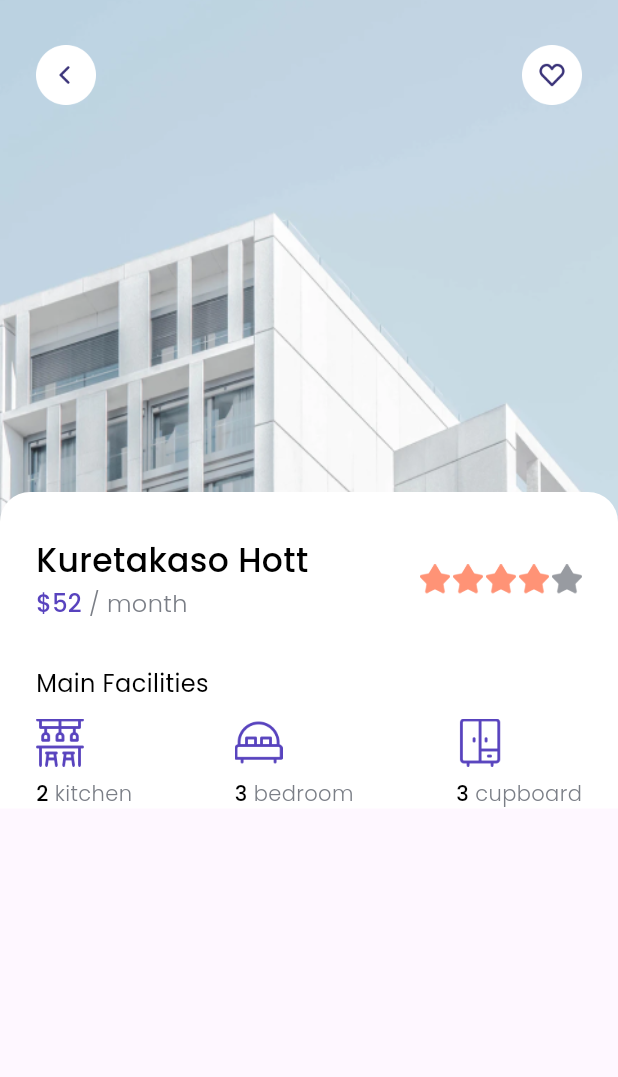
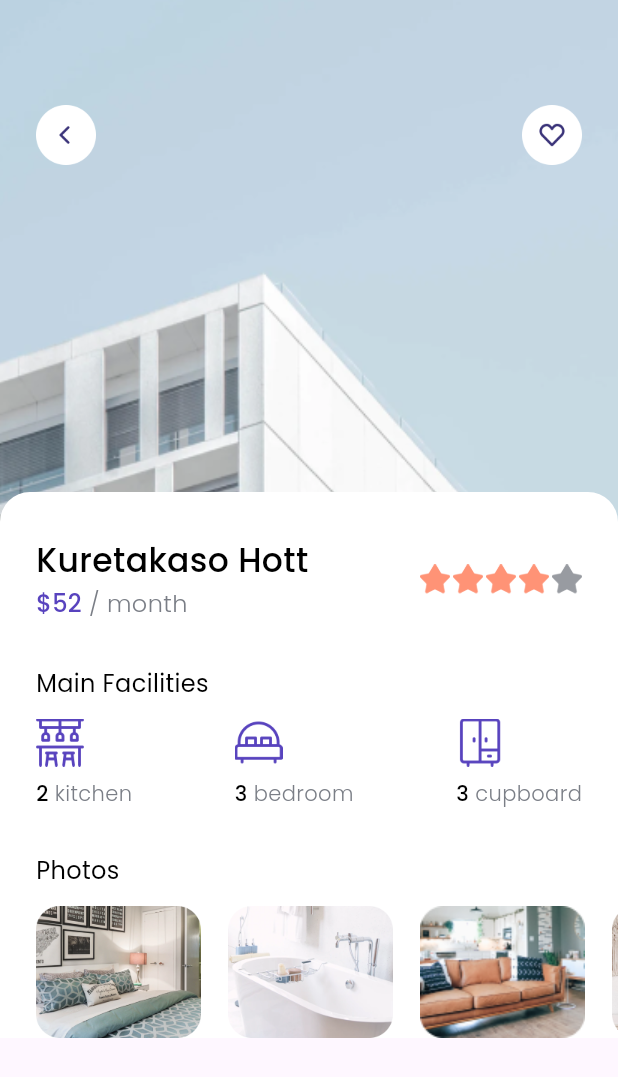
Before and after one commit to sandilokaa/cozy_flutter, a Flutter app: the HomePage screen opened directly, after a tap on an icon or button, on a phone screen of 412 x 824 dp. Shown: the top 1077 px of the screen. Run offline on Flutter 3.47's test engine with Material 3 defaults, Android fonts, the phone set to English and light mode, and no system bars; our stand-ins replace google_fonts.

Commit message:
chore: update feature

```diff
--- /dev/null
+++ b/lib/data/dummy_city.dart
@@ -0,0 +1,22 @@
+import 'package:cozy_flutter/models/city.dart';
+
+final List<City> dummyCities = [
+  City(
+    id: 1,
+    name: 'Jakarta',
+    imageUrl: 'assets/city_one.png',
+    isPopular: false,
+  ),
+  City(
+    id: 2,
+    name: 'Surabaya',
+    imageUrl: 'assets/city_two.png',
+    isPopular: true,
+  ),
+  City(
+    id: 3,
+    name: 'Semarang',
+    imageUrl: 'assets/city_three.png',
+    isPopular: false,
+  ),
+];
--- /dev/null
+++ b/lib/data/dummy_space.dart
@@ -0,0 +1,31 @@
+import 'package:cozy_flutter/models/space.dart';
+
+final List<Space> dummySpaces = [
+  Space(
+    id: 1,
+    name: 'Kretakeso Hott',
+    imageUrl: 'assets/space_one.png',
+    price: 250,
+    city: 'Jakarta',
+    country: 'Indonesia',
+    rating: 4,
+  ),
+  Space(
+    id: 2,
+    name: 'Urban Space Hub',
+    imageUrl: 'assets/space_two.png',
+    price: 180,
+    city: 'Bandung',
+    country: 'Indonesia',
+    rating: 4,
+  ),
+  Space(
+    id: 3,
+    name: 'Ocean View',
+    imageUrl: 'assets/space_three.png',
+    price: 320,
+    city: 'Denpasar',
+    country: 'Indonesia',
+    rating: 4,
+  ),
+];
--- /dev/null
+++ b/lib/data/dummy_tips.dart
@@ -0,0 +1,16 @@
+import 'package:cozy_flutter/models/tips.dart';
+
+final List<Tips> dummyTips = [
+  Tips(
+    id: 1,
+    name: 'City Guidlines',
+    imageUrl: 'assets/cg_icon.png',
+    updatedAT: '20 Apr',
+  ),
+  Tips(
+    id: 2,
+    name: 'Jakarta Fairship',
+    imageUrl: 'assets/jf_icon.png',
+    updatedAT: '11 Dec',
+  ),
+];
--- a/lib/models/city.dart
+++ b/lib/models/city.dart
@@ -11,24 +11,3 @@ class City {
     required this.isPopular,
   });
 }
-
-final cityLists = [
-  City(
-    id: 1,
-    name: 'Jakarta',
-    imageUrl: 'assets/city_one.png',
-    isPopular: false,
-  ),
-  City(
-    id: 2,
-    name: 'Surabaya',
-    imageUrl: 'assets/city_two.png',
-    isPopular: true,
-  ),
-  City(
-    id: 3,
-    name: 'Semarang',
-    imageUrl: 'assets/city_three.png',
-    isPopular: false,
-  ),
-];
--- a/lib/models/space.dart
+++ b/lib/models/space.dart
@@ -17,33 +17,3 @@ class Space {
     required this.rating,
   });
 }
-
-final spaceLists = [
-  Space(
-    id: 1,
-    name: 'Kretakeso Hott',
-    imageUrl: 'assets/space_one.png',
-    price: 250,
-    city: 'Jakarta',
-    country: 'Indonesia',
-    rating: 4,
-  ),
-  Space(
-    id: 2,
-    name: 'Urban Space Hub',
-    imageUrl: 'assets/space_two.png',
-    price: 180,
-    city: 'Bandung',
-    country: 'Indonesia',
-    rating: 4,
-  ),
-  Space(
-    id: 3,
-    name: 'Ocean View',
-    imageUrl: 'assets/space_three.png',
-    price: 320,
-    city: 'Denpasar',
-    country: 'Indonesia',
-    rating: 4,
-  ),
-];
--- a/lib/models/tips.dart
+++ b/lib/models/tips.dart
@@ -11,18 +11,3 @@ class Tips {
     required this.updatedAT,
   });
 }
-
-final tipsLists = [
-  Tips(
-    id: 1,
-    name: 'City Guidlines',
-    imageUrl: 'assets/cg_icon.png',
-    updatedAT: '20 Apr',
-  ),
-  Tips(
-    id: 2,
-    name: 'Jakarta Fairship',
-    imageUrl: 'assets/jf_icon.png',
-    updatedAT: '11 Dec',
-  ),
-];
--- a/lib/pages/detail_page.dart
+++ b/lib/pages/detail_page.dart
@@ -9,13 +9,14 @@ class DetailPage extends StatelessWidget {
   Widget build(BuildContext context) {
     return Scaffold(
       body: SafeArea(
+        top: false,
         bottom: false,
         child: Stack(
           children: [
             Image.asset(
               'assets/city_three.png',
               width: MediaQuery.of(context).size.width,
-              height: 350,
+              height: 450,
               fit: BoxFit.cover,
             ),
             ListView(
@@ -116,13 +117,65 @@ class DetailPage extends StatelessWidget {
                           ],
                         ),
                       ),
+                      SizedBox(height: 30),
+                      Padding(
+                        padding: EdgeInsets.only(left: edge),
+                        child: Text(
+                          'Photos',
+                          style: regularTextStyle.copyWith(fontSize: 16),
+                        ),
+                      ),
+                      SizedBox(height: 12),
+                      SizedBox(
+                        height: 88,
+                        child: ListView(
+                          scrollDirection: Axis.horizontal,
+                          children: [
+                            SizedBox(width: edge),
+                            Image.asset(
+                              'assets/photo_one.png',
+                              width: 110,
+                              height: 88,
+                              fit: BoxFit.cover,
+                            ),
+                            SizedBox(width: 18),
+                            Image.asset(
+                              'assets/photo_two.png',
+                              width: 110,
+                              height: 88,
+                              fit: BoxFit.cover,
+                            ),
+                            SizedBox(width: 18),
+                            Image.asset(
+                              'assets/photo_three.png',
+                              width: 110,
+                              height: 88,
+                              fit: BoxFit.cover,
+                            ),
+                            SizedBox(width: 18),
+                            Image.asset(
+                              'assets/photo_four.png',
+                              width: 110,
+                              height: 88,
+                              fit: BoxFit.cover,
+                            ),
+                            SizedBox(width: 18),
+                            Image.asset(
+                              'assets/photo_five.png',
+                              width: 110,
+                              height: 88,
+                              fit: BoxFit.cover,
+                            ),
+                          ],
+                        ),
+                      ),
                     ],
                   ),
                 ),
               ],
             ),
             Positioned(
-              top: 30,
+              top: 70,
               left: edge,
               right: edge,
               child: Row(
--- a/lib/pages/home_page.dart
+++ b/lib/pages/home_page.dart
@@ -1,6 +1,6 @@
-import 'package:cozy_flutter/models/city.dart';
-import 'package:cozy_flutter/models/space.dart';
-import 'package:cozy_flutter/models/tips.dart';
+import 'package:cozy_flutter/data/dummy_city.dart';
+import 'package:cozy_flutter/data/dummy_space.dart';
+import 'package:cozy_flutter/data/dummy_tips.dart';
 import 'package:cozy_flutter/widgets/bottom_navbar_item.dart';
 import 'package:cozy_flutter/widgets/city_card.dart';
 import 'package:cozy_flutter/widgets/space_card.dart';
@@ -50,7 +50,7 @@ class HomePage extends StatelessWidget {
                 scrollDirection: Axis.horizontal,
                 children: [
                   const SizedBox(width: 24),
-                  ...cityLists.map((city) {
+                  ...dummyCities.map((city) {
                     return Padding(
                       padding: const EdgeInsets.only(right: 16),
                       child: CityCard(key: ValueKey(city.id), city: city),
@@ -71,9 +71,9 @@ class HomePage extends StatelessWidget {
             Padding(
               padding: EdgeInsets.symmetric(horizontal: edge),
               child: Column(
-                children: List.generate(spaceLists.length, (index) {
-                  final space = spaceLists[index];
-                  final isLast = index == spaceLists.length - 1;
+                children: List.generate(dummySpaces.length, (index) {
+                  final space = dummySpaces[index];
+                  final isLast = index == dummySpaces.length - 1;
 
                   return Padding(
                     padding: EdgeInsets.only(bottom: isLast ? 0 : 30),
@@ -97,9 +97,9 @@ class HomePage extends StatelessWidget {
                 crossAxisAlignment: CrossAxisAlignment.start,
                 children: [
                   Column(
-                    children: List.generate(tipsLists.length, (index) {
-                      final tips = tipsLists[index];
-                      final isLast = index == tipsLists.length - 1;
+                    children: List.generate(dummyTips.length, (index) {
+                      final tips = dummyTips[index];
+                      final isLast = index == dummyTips.length - 1;
 
                       return Padding(
                         padding: EdgeInsets.only(bottom: isLast ? 0 : 20),
```
Also changed, not shown: assets/photo_five.png (added), assets/photo_four.png (added).
